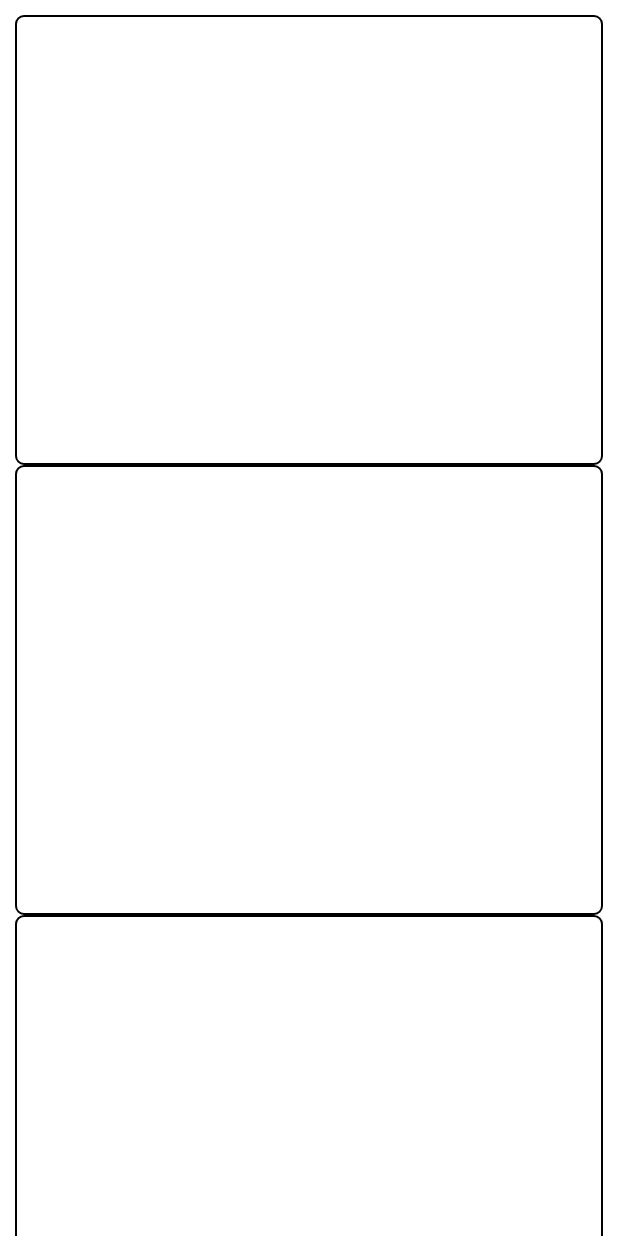
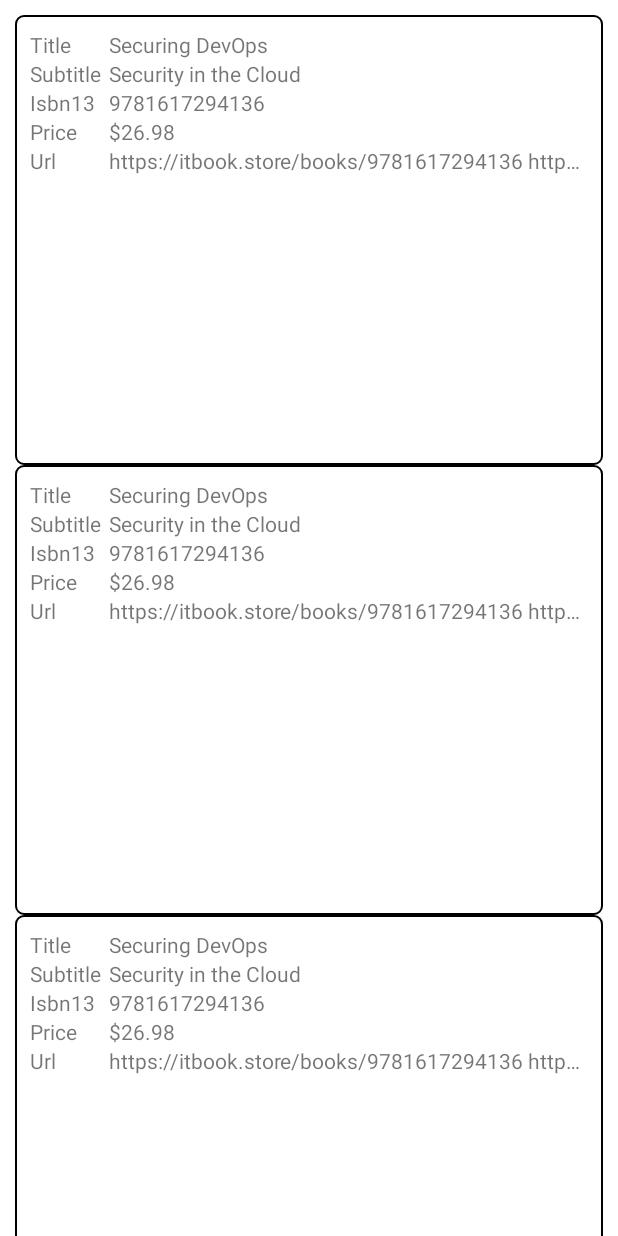
Before and after one commit to galmaegi/ItBook, an Android app: the layout fragment_new.xml on its own in the app's theme, with its tools: preview values and no code run, on a phone screen of 412 x 824 dp. Run offline under Robolectric (Android 15) with nearby library versions, the phone set to English and light mode, and no system bars; network calls fail.

Commit message:
Add label in books item

```diff
--- a/app/src/main/res/drawable/ic_delete_history.xml
+++ b/app/src/main/res/drawable/ic_delete_history.xml
@@ -6,5 +6,5 @@
     android:tint="?attr/colorControlNormal">
   <path
       android:fillColor="@android:color/white"
-      android:pathData="M19,6.41L17.59,5 12,10.59 6.41,5 5,6.41 10.59,12 5,17.59 6.41,19 12,13.41 17.59,19 19,17.59 13.41,12z"/>
+      android:pathData="M19,6.41L17.59,5 12,10.59 6.41,5 5,6.41 10.59,12 5,17.59 6.41,19 12,13.41 17.59,19 19,17.59 13.41,12z" />
 </vector>
--- a/app/src/main/res/layout/item_book.xml
+++ b/app/src/main/res/layout/item_book.xml
@@ -1,6 +1,7 @@
 <?xml version="1.0" encoding="utf-8"?>
 <androidx.constraintlayout.widget.ConstraintLayout xmlns:android="http://schemas.android.com/apk/res/android"
     xmlns:app="http://schemas.android.com/apk/res-auto"
+    xmlns:tools="http://schemas.android.com/tools"
     android:layout_width="match_parent"
     android:layout_height="300dp"
     android:background="@drawable/item_book_background"
@@ -14,49 +15,142 @@
       app:layout_constraintLeft_toLeftOf="parent"
       app:layout_constraintTop_toTopOf="parent" />
 
+  <androidx.constraintlayout.widget.Barrier
+      android:id="@+id/barrier"
+      app:barrierMargin="5dp"
+      android:layout_width="wrap_content"
+      android:layout_height="wrap_content"
+      app:barrierDirection="right"
+      app:constraint_referenced_ids="label_title, label_subtitle, label_isbn13, label_price, label_url" />
+
+  <androidx.constraintlayout.widget.Group
+      android:id="@+id/group_title"
+      android:layout_width="wrap_content"
+      android:layout_height="wrap_content"
+      app:constraint_referenced_ids="label_title, title" />
+
+  <androidx.appcompat.widget.AppCompatTextView
+      android:id="@+id/label_title"
+      android:layout_width="wrap_content"
+      android:layout_height="wrap_content"
+      android:text="@string/title_label_string"
+      app:layout_constraintLeft_toLeftOf="parent"
+      app:layout_constraintTop_toBottomOf="@id/image" />
+
   <androidx.appcompat.widget.AppCompatTextView
       android:id="@+id/title"
       android:layout_width="0dp"
       android:layout_height="wrap_content"
+      android:ellipsize="end"
+      android:maxLines="1"
       android:textAlignment="textStart"
+      app:layout_constraintLeft_toRightOf="@id/barrier"
+      app:layout_constraintRight_toRightOf="parent"
+      app:layout_constraintTop_toBottomOf="@id/image"
+      tools:text="Securing DevOps" />
+
+  <androidx.constraintlayout.widget.Group
+      android:id="@+id/group_subtitle"
+      android:layout_width="wrap_content"
+      android:layout_height="wrap_content"
+      app:constraint_referenced_ids="label_subtitle, subtitle" />
+
+  <androidx.appcompat.widget.AppCompatTextView
+      android:id="@+id/label_subtitle"
+      android:layout_width="wrap_content"
+      android:layout_height="wrap_content"
+      android:text="@string/subtitle_label_string"
       app:layout_constraintLeft_toLeftOf="parent"
-      app:layout_constraintRight_toRightOf="parent"
-      app:layout_constraintTop_toBottomOf="@id/image" />
+      app:layout_constraintTop_toBottomOf="@id/label_title" />
 
   <androidx.appcompat.widget.AppCompatTextView
       android:id="@+id/subtitle"
       android:layout_width="0dp"
       android:layout_height="wrap_content"
+      android:ellipsize="end"
+      android:maxLines="1"
       android:textAlignment="textStart"
+      app:layout_constraintLeft_toRightOf="@id/barrier"
+      app:layout_constraintRight_toRightOf="parent"
+      app:layout_constraintTop_toBottomOf="@id/title"
+      tools:text="Security in the Cloud" />
+
+  <androidx.constraintlayout.widget.Group
+      android:id="@+id/group_isbn13"
+      android:layout_width="wrap_content"
+      android:layout_height="wrap_content"
+      app:constraint_referenced_ids="label_isbn13, isbn13" />
+
+  <androidx.appcompat.widget.AppCompatTextView
+      android:id="@+id/label_isbn13"
+      android:layout_width="wrap_content"
+      android:layout_height="wrap_content"
+      android:text="@string/isbn13_label_string"
       app:layout_constraintLeft_toLeftOf="parent"
-      app:layout_constraintRight_toRightOf="parent"
-      app:layout_constraintTop_toBottomOf="@id/title" />
+      app:layout_constraintTop_toBottomOf="@id/label_subtitle" />
 
   <androidx.appcompat.widget.AppCompatTextView
       android:id="@+id/isbn13"
       android:layout_width="0dp"
       android:layout_height="wrap_content"
+      android:ellipsize="end"
+      android:maxLines="1"
       android:textAlignment="textStart"
+      app:layout_constraintLeft_toRightOf="@id/barrier"
+      app:layout_constraintRight_toRightOf="parent"
+      app:layout_constraintTop_toBottomOf="@id/subtitle"
+      tools:text="9781617294136" />
+
+  <androidx.constraintlayout.widget.Group
+      android:id="@+id/group_price"
+      android:layout_width="wrap_content"
+      android:layout_height="wrap_content"
+      app:constraint_referenced_ids="label_price, price" />
+
+  <androidx.appcompat.widget.AppCompatTextView
+      android:id="@+id/label_price"
+      android:layout_width="wrap_content"
+      android:layout_height="wrap_content"
+      android:text="@string/price_label_string"
       app:layout_constraintLeft_toLeftOf="parent"
-      app:layout_constraintRight_toRightOf="parent"
-      app:layout_constraintTop_toBottomOf="@id/subtitle" />
+      app:layout_constraintTop_toBottomOf="@id/label_isbn13" />
 
   <androidx.appcompat.widget.AppCompatTextView
       android:id="@+id/price"
       android:layout_width="0dp"
       android:layout_height="wrap_content"
+      android:ellipsize="end"
+      android:maxLines="1"
       android:textAlignment="textStart"
+      app:layout_constraintLeft_toRightOf="@id/barrier"
+      app:layout_constraintRight_toRightOf="parent"
+      app:layout_constraintTop_toBottomOf="@id/isbn13"
+      tools:text="$26.98" />
+
+  <androidx.constraintlayout.widget.Group
+      android:id="@+id/group_url"
+      android:layout_width="wrap_content"
+      android:layout_height="wrap_content"
+      app:constraint_referenced_ids="label_url, url" />
+
+  <androidx.appcompat.widget.AppCompatTextView
+      android:id="@+id/label_url"
+      android:layout_width="wrap_content"
+      android:layout_height="wrap_content"
+      android:text="@string/url_label_string"
       app:layout_constraintLeft_toLeftOf="parent"
-      app:layout_constraintRight_toRightOf="parent"
-      app:layout_constraintTop_toBottomOf="@id/isbn13" />
+      app:layout_constraintTop_toBottomOf="@id/label_price" />
 
   <androidx.appcompat.widget.AppCompatTextView
       android:id="@+id/url"
       android:layout_width="0dp"
       android:layout_height="wrap_content"
+      android:ellipsize="end"
+      android:maxLines="1"
       android:textAlignment="textStart"
-      app:layout_constraintLeft_toLeftOf="parent"
+      app:layout_constraintLeft_toRightOf="@id/barrier"
       app:layout_constraintRight_toRightOf="parent"
-      app:layout_constraintTop_toBottomOf="@id/price" />
+      app:layout_constraintTop_toBottomOf="@id/price"
+      tools:text="https://itbook.store/books/9781617294136 https://itbook.store/books/9781617294136" />
 
 </androidx.constraintlayout.widget.ConstraintLayout>
--- a/app/src/main/res/values/strings.xml
+++ b/app/src/main/res/values/strings.xml
@@ -3,4 +3,18 @@
   <string name="title_new">New</string>
   <string name="title_search">Search</string>
   <string name="title_bookmark">Bookmark</string>
+  <string name="image_label_string">Image</string>
+  <string name="title_label_string">Title</string>
+  <string name="subtitle_label_string">Subtitle</string>
+  <string name="authors_label_string">Authors</string>
+  <string name="publisher_label_string">Publisher</string>
+  <string name="isbn10_label_string">Isbn10</string>
+  <string name="isbn13_label_string">Isbn13</string>
+  <string name="pages_label_string">Pages</string>
+  <string name="year_label_string">Year</string>
+  <string name="rating_label_string">Rating</string>
+  <string name="desc_label_string">Desc</string>
+  <string name="price_label_string">Price</string>
+  <string name="url_label_string">Url</string>
+  <string name="pdf_label_string">Pdf</string>
 </resources>
```
Also changed, not shown: app/build.gradle.kts (+11 -11 lines), app/src/main/java/com/example/sendbirdapp/ui/newitem/NewBooksAdapter.kt (+22 -5 lines), app/src/main/java/com/example/sendbirdapp/ui/search/SearchListAdapter.kt (+23 -8 lines), app/src/main/res/drawable/ic_launcher_background.xml (deleted, +0 -170 lines), app/src/main/AndroidManifest.xml (indentation only), app/src/main/res/mipmap-hdpi/ic_launcher.png (deleted), app/src/main/res/mipmap-mdpi/ic_launcher.png (deleted), 1 other file.
